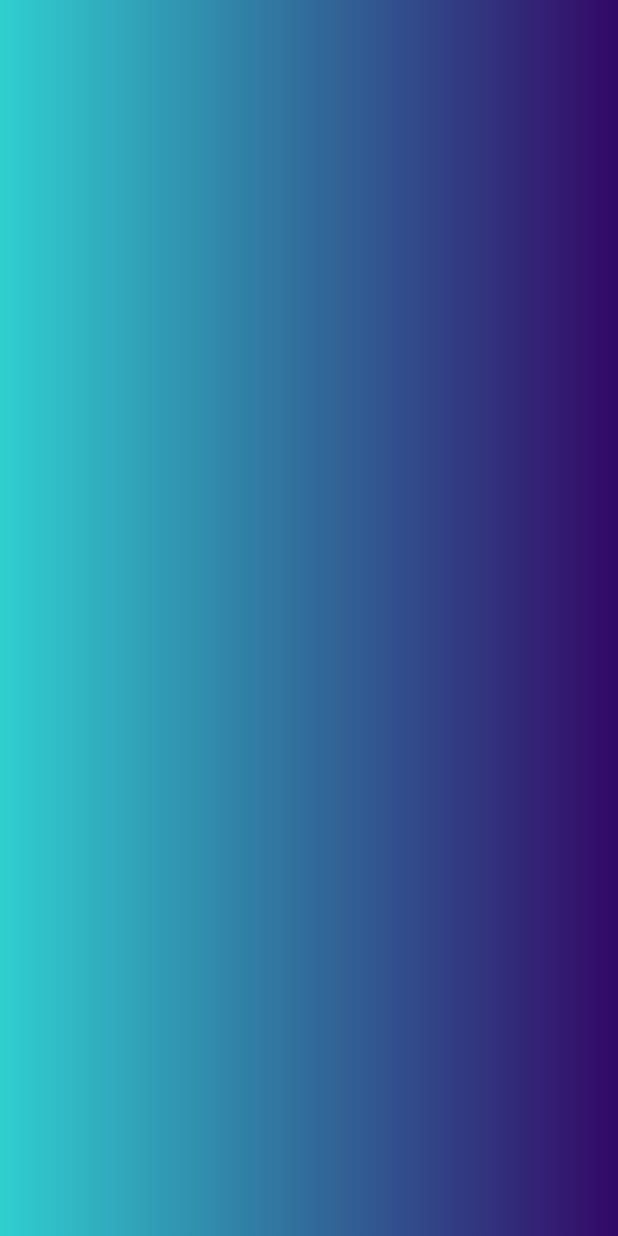
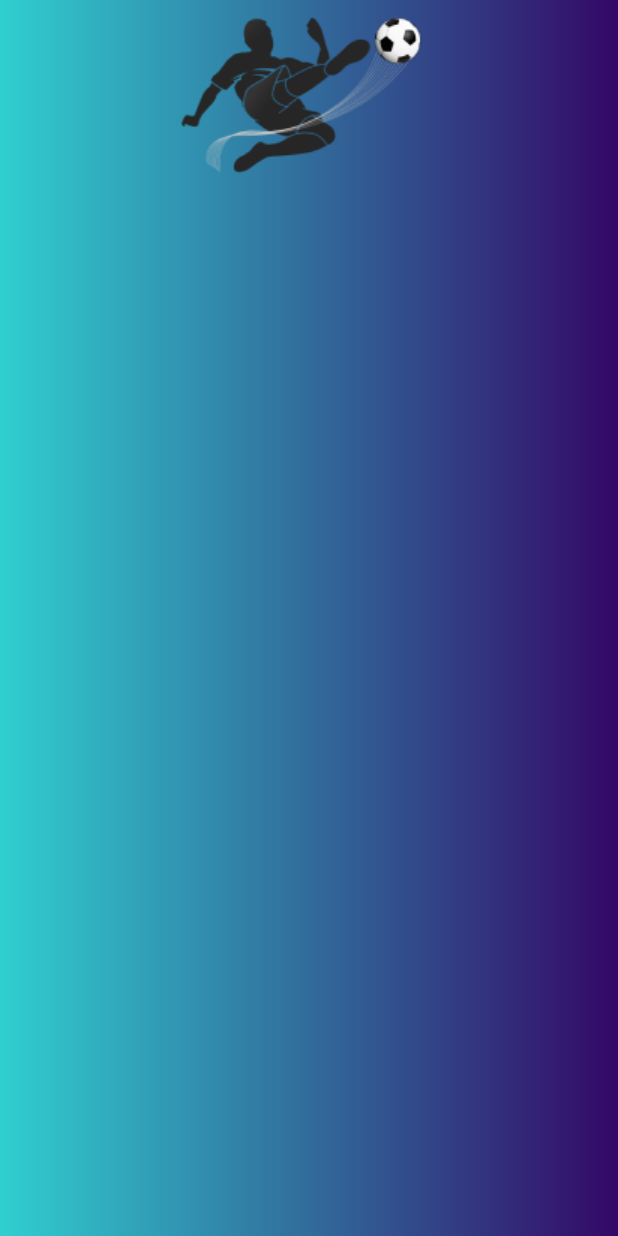
Before and after one commit to Esraaalaaelden/FriendsGames, a Flutter app: the screen it shows after launch, on a phone screen of 412 x 824 dp. Run offline on Flutter 3.47's test engine with Material 2 defaults, Android fonts, the light colour scheme and no system bars.

Commit message:
بسم الله

```diff
--- a/lib/main.dart
+++ b/lib/main.dart
@@ -12,6 +12,8 @@ class MyApp extends StatelessWidget {
   @override
   Widget build(BuildContext context) {
     return MaterialApp(
+      debugShowCheckedModeBanner: false
+      ,
       // App
       title: 'Flutter Demo',
       theme: ThemeData(
--- a/lib/start.dart
+++ b/lib/start.dart
@@ -7,13 +7,11 @@ class home extends StatefulWidget {
   @override
   State<home> createState() => _homeState();
 }
+
 class _homeState extends State<home> {
   @override
   Widget build(BuildContext context) {
-    return  MaterialApp(
-      home:
-      Scaffold(
-          body:Container(
+    return Container(
       decoration: BoxDecoration(
         gradient: LinearGradient(
           colors: [
@@ -22,12 +20,40 @@ class _homeState extends State<home> {
             // Color(0xFF30CFD0),
             //Color(0xFF330867),
           ],
-                  begin: Alignment.centerLeft,
-                  end: Alignment.centerRight,
-                )
         ),
+      ),
+      child: Scaffold(
+        backgroundColor: Colors.transparent,
+        body: CustomScrollView(
+          slivers: <Widget>[
+            SliverAppBar(
+              centerTitle: true,
+              toolbarHeight: 120,
+              pinned: true,
+              flexibleSpace: Container(
+                decoration: BoxDecoration(
 
-          )
+                  gradient: LinearGradient(
+                    colors: [
+                      Color(0xFF30CFD0),
+                      Color(0xFF330867),
+                      // Color(0xFF30CFD0),
+                      //Color(0xFF330867),
+                    ],
+                  ),
+                ),
+              ),
+              title: Image(
+                image: AssetImage("assets/Rectangle 2.png"),
+                height: 149,
+                width: 252,
+              ),
+            ),
+            SliverList(delegate: SliverChildListDelegate([
+
+            ]))
+          ],
+        ),
       ),
     );
   }
```
Also changed, not shown: pubspec.lock, 1 other file. Lines whose indentation alone changed are shown as unchanged.
